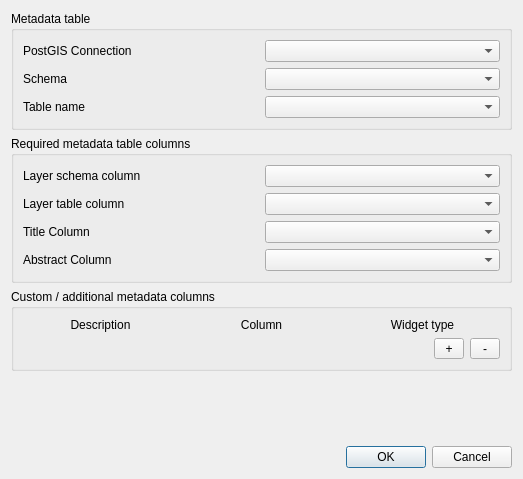
This is GeoCat/ui/config_dialog_base.ui in lutraconsulting/qgis-geocat-plugin as Qt 5 draws it before an edit. The edited form follows.
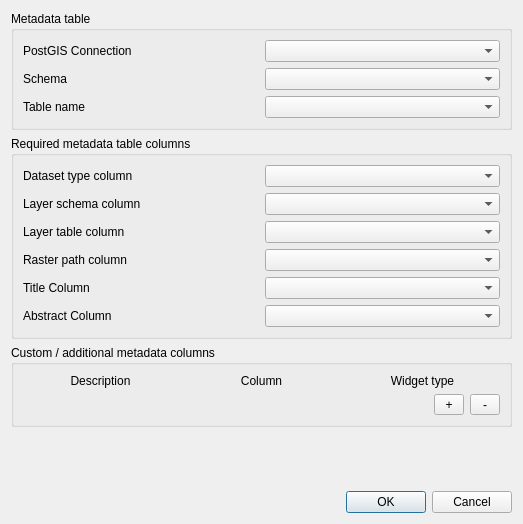
This is the edited form.

Commit message: added raster support

The edit to the form file:
```diff
--- a/GeoCat/ui/config_dialog_base.ui
+++ b/GeoCat/ui/config_dialog_base.ui
@@ -10,7 +10,7 @@
     <x>0</x>
     <y>0</y>
     <width>523</width>
-    <height>479</height>
+    <height>524</height>
    </rect>
   </property>
   <property name="sizePolicy">
@@ -84,46 +84,66 @@
       <string>Required metadata table columns</string>
      </property>
      <layout class="QGridLayout" name="gridLayout_2">
-      <item row="0" column="1">
+      <item row="1" column="1">
        <widget class="QComboBox" name="layerSchemaNameComboBox"/>
       </item>
-      <item row="2" column="0">
+      <item row="4" column="0">
        <widget class="QLabel" name="titleColumnLabel">
         <property name="text">
          <string>Title Column</string>
         </property>
        </widget>
       </item>
-      <item row="1" column="0">
+      <item row="2" column="0">
        <widget class="QLabel" name="layerTableNameLabel">
         <property name="text">
          <string>Layer table column</string>
         </property>
        </widget>
       </item>
-      <item row="0" column="0">
+      <item row="1" column="0">
        <widget class="QLabel" name="layerSchemaNameLabel">
         <property name="text">
          <string>Layer schema column</string>
         </property>
        </widget>
       </item>
-      <item row="2" column="1">
+      <item row="4" column="1">
        <widget class="QComboBox" name="titleColumnComboBox"/>
       </item>
-      <item row="1" column="1">
+      <item row="2" column="1">
        <widget class="QComboBox" name="layerTableNameComboBox"/>
       </item>
-      <item row="3" column="0">
+      <item row="5" column="0">
        <widget class="QLabel" name="abstractColumnLabel">
         <property name="text">
          <string>Abstract Column</string>
         </property>
        </widget>
       </item>
-      <item row="3" column="1">
+      <item row="5" column="1">
        <widget class="QComboBox" name="abstractColumnComboBox"/>
       </item>
+      <item row="0" column="0">
+       <widget class="QLabel" name="label">
+        <property name="text">
+         <string>Dataset type column</string>
+        </property>
+       </widget>
+      </item>
+      <item row="0" column="1">
+       <widget class="QComboBox" name="layerTypeComboBox"/>
+      </item>
+      <item row="3" column="1">
+       <widget class="QComboBox" name="rasterPathComboBox"/>
+      </item>
+      <item row="3" column="0">
+       <widget class="QLabel" name="label_5">
+        <property name="text">
+         <string>Raster path column</string>
+        </property>
+       </widget>
+      </item>
      </layout>
     </widget>
    </item>
```
The commit also changes 5 other files.
